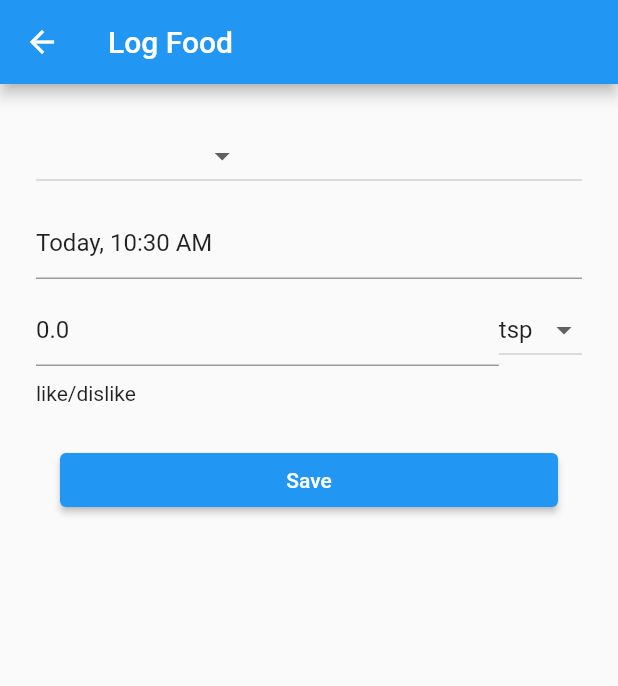
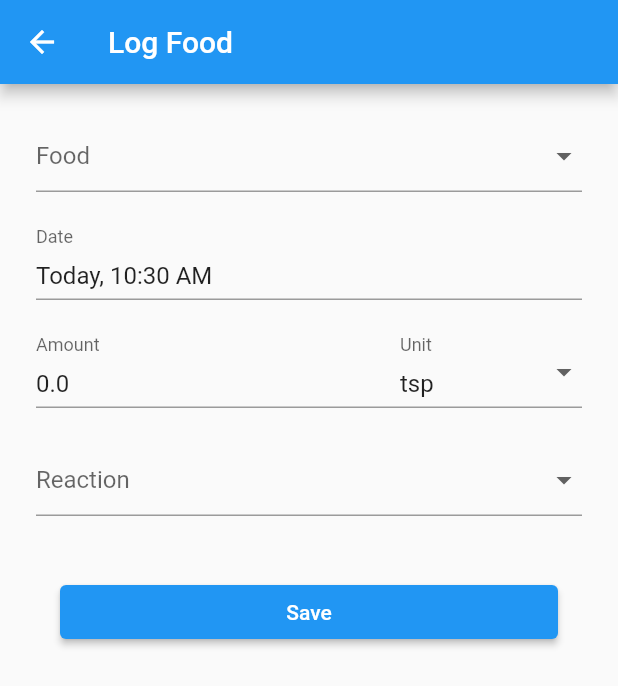
Before and after one commit to danimal-dan/fuppies-food-trials, a Flutter app: the LogFoodPage screen opened directly, on a phone screen of 412 x 824 dp. Shown: the top 686 px of the screen. Run offline on Flutter 3.47's test engine with Material 2 defaults, Android fonts, the phone set to English and light mode, and no system bars.

Commit message:
Finish layout of form fields

```diff
--- a/fuppies_app/lib/model/food_log_entry.dart
+++ b/fuppies_app/lib/model/food_log_entry.dart
@@ -1,4 +1,5 @@
 import 'package:fuppies_app/model/food.dart';
+import 'package:fuppies_app/model/food_reaction.dart';
 import 'package:fuppies_app/model/volume_unit.dart';
 
 class FoodLogEntry {
@@ -6,9 +7,10 @@ class FoodLogEntry {
   DateTime date = DateTime.now();
   double volumeAmount = 0;
   VolumeUnit volumeUnit = VolumeUnit.teaspoon;
+  FoodReaction? reaction;
 
   @override
   String toString() {
-    return "{Food: ${food?.displayName}, Date: $date, Volume: $volumeAmount ${volumeUnit.abbreviation}}";
+    return "{Food: ${food?.displayName}, Date: $date, Volume: $volumeAmount ${volumeUnit.abbreviation}}, Reaction: ${reaction?.displayName}";
   }
 }
--- /dev/null
+++ b/fuppies_app/lib/model/food_reaction.dart
@@ -0,0 +1,12 @@
+import 'package:flutter/material.dart';
+
+enum FoodReaction {
+  loved("Loved", Icons.sentiment_satisfied_outlined),
+  liked("Liked", Icons.sentiment_neutral_outlined),
+  disliked("Disliked", Icons.sentiment_dissatisfied_outlined);
+
+  final String displayName;
+  final IconData icon;
+
+  const FoodReaction(this.displayName, this.icon);
+}
--- a/fuppies_app/lib/page/log_food_page.dart
+++ b/fuppies_app/lib/page/log_food_page.dart
@@ -1,9 +1,11 @@
 import 'package:flutter/material.dart';
 import 'package:fuppies_app/model/food.dart';
 import 'package:fuppies_app/model/food_log_entry.dart';
+import 'package:fuppies_app/model/food_reaction.dart';
 import 'package:fuppies_app/model/volume_unit.dart';
 import 'package:fuppies_app/widget/food_list_dropdown.dart';
 import 'package:fuppies_app/widget/date_time_input.dart';
+import 'package:fuppies_app/widget/food_reaction_choice_chip.dart';
 
 class LogFoodPage extends StatefulWidget {
   const LogFoodPage({Key? key}) : super(key: key);
@@ -13,7 +15,7 @@ class LogFoodPage extends StatefulWidget {
 }
 
 class _LogFoodPageState extends State<LogFoodPage> {
-  static const SizedBox spacer = SizedBox(height: 10);
+  static const SizedBox spacer = SizedBox(height: 24.0);
 
   final _formKey = GlobalKey();
   final _model = FoodLogEntry();
@@ -31,17 +33,16 @@ class _LogFoodPageState extends State<LogFoodPage> {
             child: Column(
               crossAxisAlignment: CrossAxisAlignment.stretch,
               children: <Widget>[
-                FoodListDropdown(
-                    key: Key(_model.food.toString()),
+                Flexible(
+                    child: FoodListDropdown(
                         defaultValue: _model.food,
                         onChanged: (Food? food) {
                           setState(() {
                             _model.food = food;
                           });
-                    }),
+                        })),
                 spacer,
                 DateTimeInput(
-                  key: Key(_model.date.millisecondsSinceEpoch.toString()),
                   defaultValue: _model.date,
                   onChanged: (DateTime? date) {
                     setState(() {
@@ -52,14 +53,26 @@ class _LogFoodPageState extends State<LogFoodPage> {
                 spacer,
                 Row(
                   children: <Widget>[
-                    Flexible(
+                    Expanded(
+                        flex: 2,
                         child: TextFormField(
-                      key: Key(_model.volumeAmount.toString()),
                           initialValue: _model.volumeAmount.toString(),
                           keyboardType: TextInputType.number,
+                          onChanged: (String? amount) {
+                            setState(() {
+                              _model.volumeAmount =
+                                  double.tryParse(amount ?? '')?.toDouble() ??
+                                      0.0;
+                            });
+                          },
+                          decoration: const InputDecoration(
+                            border: UnderlineInputBorder(),
+                            labelText: 'Amount',
+                            contentPadding: EdgeInsets.all(0.0),
+                          ),
                         )),
-                    DropdownButton(
-                      key: Key(_model.volumeUnit.abbreviation),
+                    Flexible(
+                        child: DropdownButtonFormField(
                       value: _model.volumeUnit,
                       items: VolumeUnit.values
                           .map((unit) => DropdownMenuItem(
@@ -74,11 +87,23 @@ class _LogFoodPageState extends State<LogFoodPage> {
                           }
                         });
                       },
-                    )
+                      decoration: const InputDecoration(
+                        border: UnderlineInputBorder(),
+                        labelText: 'Unit',
+                        contentPadding: EdgeInsets.all(0.0),
+                      ),
+                    ))
                   ],
                 ),
                 spacer,
-                const Text('like/dislike'),
+                Flexible(
+                    child: FoodReactionChoiceChip(
+                        defaultValue: _model.reaction,
+                        onChanged: (FoodReaction? reaction) {
+                          setState(() {
+                            _model.reaction = reaction;
+                          });
+                        })),
                 spacer,
                 Container(
                     padding: const EdgeInsets.symmetric(
--- a/fuppies_app/lib/util/date_format_util.dart
+++ b/fuppies_app/lib/util/date_format_util.dart
@@ -1,6 +1,6 @@
 import 'package:intl/intl.dart';
 
-DateFormat defaultDateTimeFormat = DateFormat('yyyy-MM-dd hh:mm a');
+DateFormat defaultDateTimeFormat = DateFormat('M/d/yy hh:mm a');
 DateFormat defaultTimeFormat = DateFormat('hh:mm a');
 
 String prettyPrintDateTime(DateTime? dateTime) {
--- a/fuppies_app/lib/widget/date_time_input.dart
+++ b/fuppies_app/lib/widget/date_time_input.dart
@@ -36,6 +36,10 @@ class _DateTimeInput extends State<DateTimeInput> {
             firstDate: initialDateTime.subtract(const Duration(days: 365)),
             lastDate: DateTime.now());
 
+        if (picked == null) {
+          return;
+        }
+
         final TimeOfDay? pickedTime = await showTimePicker(
             context: context,
             initialTime: TimeOfDay(
@@ -43,9 +47,9 @@ class _DateTimeInput extends State<DateTimeInput> {
             initialEntryMode: TimePickerEntryMode.input);
 
         final DateTime pickedDateWithOriginalTime = DateTime(
-              picked?.year ?? initialDateTime.year,
-              picked?.month ?? initialDateTime.month,
-              picked?.day ?? initialDateTime.day,
+            picked.year,
+            picked.month,
+            picked.day,
             pickedTime?.hour ?? initialDateTime.hour,
             pickedTime?.minute ?? initialDateTime.minute,
             0);
@@ -55,6 +59,12 @@ class _DateTimeInput extends State<DateTimeInput> {
         });
 
         widget.onChanged?.call(pickedDateWithOriginalTime);
-        });
+      },
+      decoration: const InputDecoration(
+        border: UnderlineInputBorder(),
+        labelText: 'Date',
+        contentPadding: EdgeInsets.all(0.0),
+      ),
+    );
   }
 }
--- a/fuppies_app/lib/widget/food_list_dropdown.dart
+++ b/fuppies_app/lib/widget/food_list_dropdown.dart
@@ -23,7 +23,7 @@ class _FoodListDropdown extends State<FoodListDropdown> {
 
   @override
   Widget build(BuildContext context) {
-    return DropdownButton(
+    return DropdownButtonFormField(
       key: Key(selectedFood.toString()),
       value: selectedFood,
       onChanged: (Food? newValue) {
@@ -36,6 +36,12 @@ class _FoodListDropdown extends State<FoodListDropdown> {
       items: Food.values
           .map<DropdownMenuItem<Food>>((Food value) =>
               DropdownMenuItem(value: value, child: Text(value.displayName)))
-            .toList());
+          .toList(),
+      decoration: const InputDecoration(
+        border: UnderlineInputBorder(),
+        labelText: 'Food',
+        contentPadding: EdgeInsets.all(0.0),
+      ),
+    );
   }
 }
--- /dev/null
+++ b/fuppies_app/lib/widget/food_reaction_choice_chip.dart
@@ -0,0 +1,47 @@
+import 'package:flutter/material.dart';
+import 'package:fuppies_app/model/food_reaction.dart';
+
+class FoodReactionChoiceChip extends StatefulWidget {
+  final FoodReaction? defaultValue;
+  final void Function(FoodReaction?)? onChanged;
+
+  const FoodReactionChoiceChip({Key? key, this.defaultValue, this.onChanged})
+      : super(key: key);
+
+  @override
+  State<FoodReactionChoiceChip> createState() => _FoodReactionChoiceChip();
+}
+
+class _FoodReactionChoiceChip extends State<FoodReactionChoiceChip> {
+  FoodReaction? selectedReaction;
+
+  @override
+  void initState() {
+    super.initState();
+    selectedReaction = widget.defaultValue;
+  }
+
+  @override
+  Widget build(BuildContext context) {
+    return DropdownButtonFormField(
+      key: Key(selectedReaction.toString()),
+      value: selectedReaction,
+      onChanged: (FoodReaction? newValue) {
+        setState(() {
+          selectedReaction = newValue;
+        });
+
+        widget.onChanged?.call(newValue);
+      },
+      items: FoodReaction.values
+          .map<DropdownMenuItem<FoodReaction>>((FoodReaction value) =>
+              DropdownMenuItem(value: value, child: Text(value.displayName)))
+          .toList(),
+      decoration: const InputDecoration(
+        border: UnderlineInputBorder(),
+        labelText: 'Reaction',
+        contentPadding: EdgeInsets.all(0.0),
+      ),
+    );
+  }
+}
```
Lines whose indentation alone changed are shown as unchanged.
